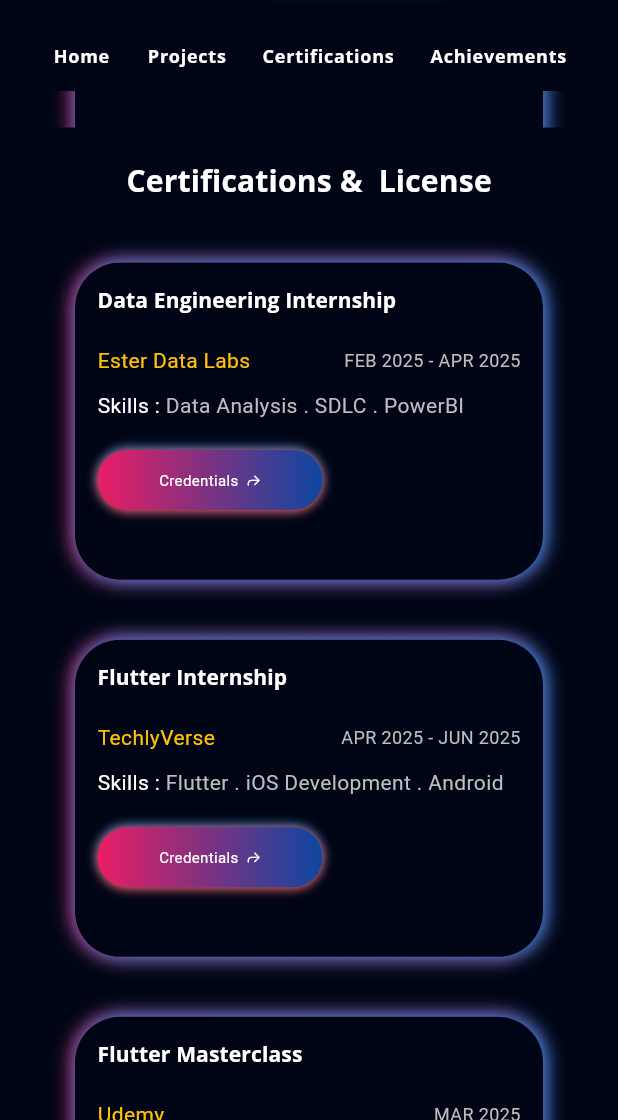
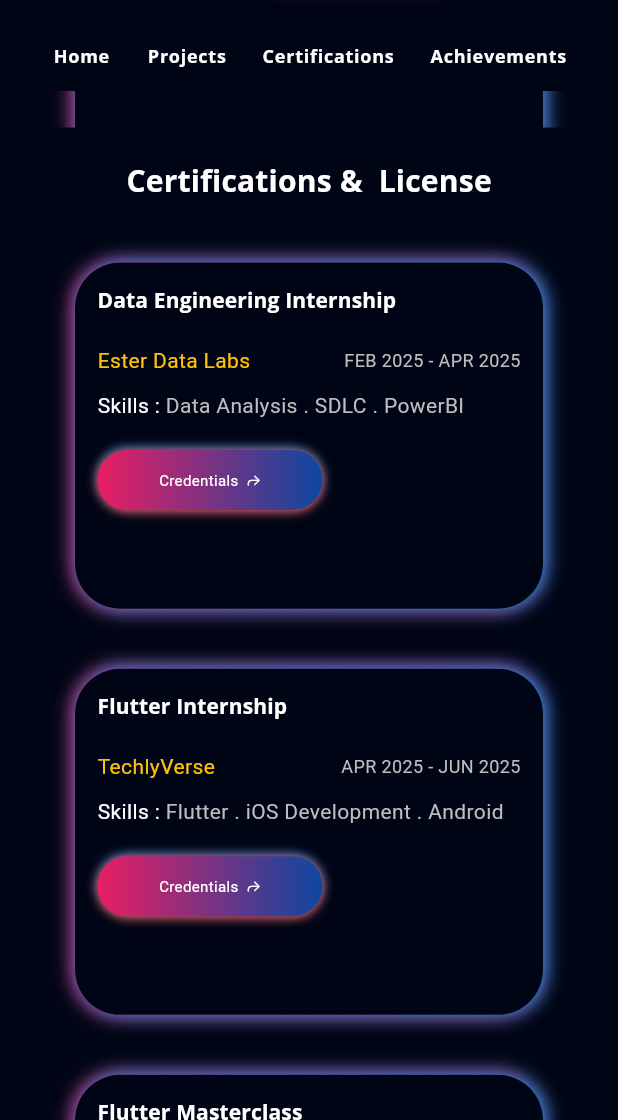
Before and after one commit to ZaidShaikh01/Portfolio-Flutter-WebApp, a Flutter app: the screen it shows after launch, scrolled down 1152 dp, on a phone screen of 412 x 824 dp, the part 116-1236 px from its top. Run offline on Flutter 3.47's test engine with Material 3 defaults, Android fonts, the phone set to English and light mode, and no system bars; our stand-ins replace flutter_svg, font_awesome_flutter, get, google_fonts, photo_view.

Commit message:
Responsiveness fixess

```diff
--- a/lib/view/certifications/certifications.dart
+++ b/lib/view/certifications/certifications.dart
@@ -8,28 +8,36 @@
 import 'components/certification_grid.dart';
 
 class Certifications extends StatelessWidget {
-  final controller=Get.put(CertificationController());
-   Certifications({super.key});
+  final controller = Get.put(CertificationController());
+  Certifications({super.key});
   @override
   Widget build(BuildContext context) {
     return Scaffold(
       body: Column(
         crossAxisAlignment: CrossAxisAlignment.start,
         children: [
-          if(Responsive.isLargeMobile(context))const SizedBox(
-            height: defaultPadding,
-          ),
+          if (Responsive.isLargeMobile(context))
+            const SizedBox(
+              height: defaultPadding,
+            ),
           const TitleText(prefix: 'Certifications & ', title: 'License'),
           const SizedBox(
             height: defaultPadding,
           ),
           Expanded(
               child: Responsive(
-                  desktop: CertificateGrid(crossAxisCount: 3,ratio: 1.5,),
-                  extraLargeScreen: CertificateGrid(crossAxisCount: 4,ratio: 1.6),
-                  largeMobile: CertificateGrid(crossAxisCount: 1,ratio: 1.8),
-                  mobile: CertificateGrid(crossAxisCount: 1,ratio: 1.4),
-                  tablet: CertificateGrid(ratio: 1.7,crossAxisCount: 2,)))
+                  desktop: CertificateGrid(
+                    crossAxisCount: 3,
+                    ratio: 1.5,
+                  ),
+                  extraLargeScreen:
+                      CertificateGrid(crossAxisCount: 1, ratio: 1.3),
+                  largeMobile: CertificateGrid(crossAxisCount: 1, ratio: 1.5),
+                  mobile: CertificateGrid(crossAxisCount: 1, ratio: 1.3),
+                  tablet: CertificateGrid(
+                    ratio: 1.7,
+                    crossAxisCount: 2,
+                  )))
         ],
       ),
     );
--- a/lib/view/projects/components/project_link.dart
+++ b/lib/view/projects/components/project_link.dart
@@ -13,6 +13,9 @@
   @override
   Widget build(BuildContext context) {
     final theme = Provider.of<ThemeProvider>(context).theme;
+    final screenWidth = MediaQuery.of(context).size.width;
+    final isMobile = screenWidth < 400; // tweak threshold as needed
+
     return Row(
       children: [
         Row(
@@ -20,6 +23,10 @@
             Text('Check on Github',
                 style: TextStyle(color: theme.textColor),
                 overflow: TextOverflow.ellipsis),
+            if (isMobile)
+              const SizedBox(
+                width: 70,
+              ),
             IconButton(
                 onPressed: () {
                   launchUrl(Uri.parse(projectList[index].link));
@@ -27,7 +34,8 @@
                 icon: SvgPicture.asset('assets/icons/github.svg')),
           ],
         ),
-        const Spacer(),
+        if (!isMobile) const Spacer(),
+        if (!isMobile)
           TextButton(
               onPressed: () {
                 launchUrl(Uri.parse(projectList[index].link));
--- a/lib/view/projects/project_view.dart
+++ b/lib/view/projects/project_view.dart
@@ -5,6 +5,7 @@
 import 'package:flutter_portfolio/view/projects/components/title_text.dart';
 import 'package:get/get.dart';
 import 'components/projects_grid.dart';
+
 class ProjectsView extends StatelessWidget {
   ProjectsView({super.key});
   final controller = Get.put(ProjectController());
@@ -14,20 +15,28 @@
       body: Column(
         crossAxisAlignment: CrossAxisAlignment.start,
         children: [
-          if(Responsive.isLargeMobile(context))const SizedBox(
-            height: defaultPadding,
-          ),
+          if (Responsive.isLargeMobile(context))
+            const SizedBox(
+              height: defaultPadding,
+            ),
           const TitleText(prefix: 'Latest', title: 'Projects'),
           const SizedBox(
             height: defaultPadding,
           ),
           Expanded(
               child: Responsive(
-                  desktop: ProjectGrid(crossAxisCount: 3,),
-                  extraLargeScreen: ProjectGrid(crossAxisCount: 4,),
-                  largeMobile: ProjectGrid(crossAxisCount: 1,ratio: 1.8),
-                  mobile: ProjectGrid(crossAxisCount: 1,ratio: 1.5),
-                  tablet: ProjectGrid(ratio: 1.4,crossAxisCount: 2,)))
+                  desktop: ProjectGrid(
+                    crossAxisCount: 3,
+                  ),
+                  extraLargeScreen: ProjectGrid(
+                    crossAxisCount: 4,
+                  ),
+                  largeMobile: ProjectGrid(crossAxisCount: 1, ratio: 1.5),
+                  mobile: ProjectGrid(crossAxisCount: 1, ratio: 1.5),
+                  tablet: ProjectGrid(
+                    ratio: 1.4,
+                    crossAxisCount: 2,
+                  )))
         ],
       ),
     );
```
Also changed, not shown: 8 other files. Lines whose indentation alone changed are shown as unchanged.
